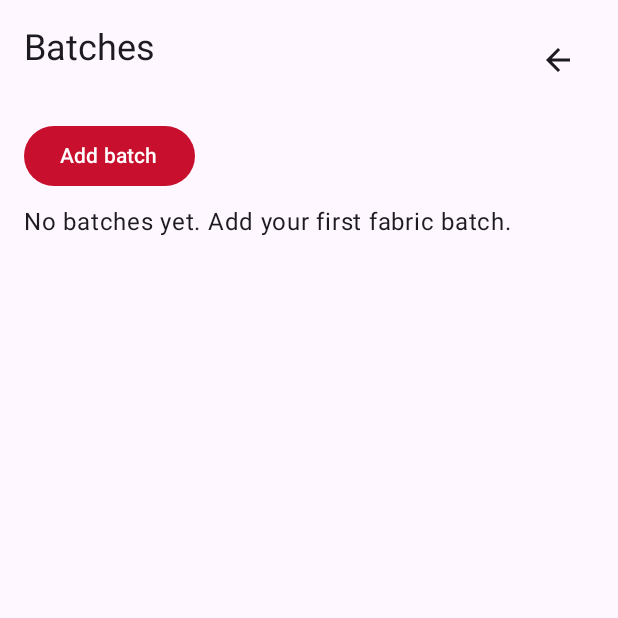
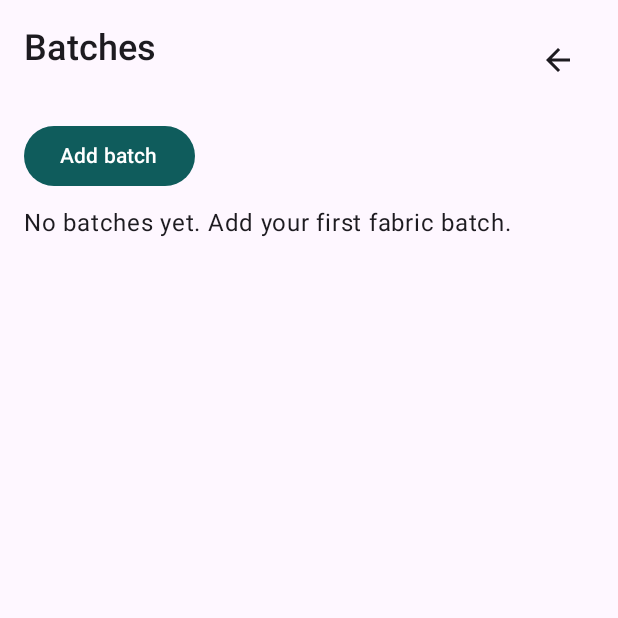
Before and after one commit to Mamm00/Fabrics-Raw, an Android app built with Jetpack Compose: the screen it shows after launch (MainActivity), after a tap on "Batches", on a phone screen of 412 x 824 dp, the top half of it. Run offline under Robolectric (Android 15) with nearby library versions, the phone set to English and light mode, and no system bars; our stand-ins replace Navigation 3, Room's generated code.

Commit message:
feat(ui): v2 design tokens — teal/indigo palette, tabular type, dark theme, semantic colours

```diff
--- /dev/null
+++ b/app/src/main/java/com/alazhartex/costing/ui/theme/Color.kt
@@ -0,0 +1,67 @@
+package com.alazhartex.costing.ui.theme
+
+import androidx.compose.material3.darkColorScheme
+import androidx.compose.material3.lightColorScheme
+import androidx.compose.ui.graphics.Color
+
+// Brand: industrial teal with slate/indigo support and warm neutral surfaces.
+val Teal = Color(0xFF0F5C5C)
+val TealLight = Color(0xFF3F8A88)
+val Indigo = Color(0xFF2F3E6E)
+val Amber = Color(0xFFB26B00)
+val Rose = Color(0xFFB3261E)
+val Green = Color(0xFF2E7D5B)
+val Cyan = Color(0xFF1B6FA8)
+
+val SurfaceWarm = Color(0xFFF7F6F3)
+val SurfaceWarmVariant = Color(0xFFEDEAE4)
+val Charcoal = Color(0xFF14171A)
+val CharcoalVariant = Color(0xFF20252A)
+
+val LightScheme = lightColorScheme(
+    primary = Teal,
+    onPrimary = Color.White,
+    primaryContainer = Color(0xFFC9E6E4),
+    onPrimaryContainer = Color(0xFF04302F),
+    secondary = Indigo,
+    onSecondary = Color.White,
+    secondaryContainer = Color(0xFFDDE2F3),
+    onSecondaryContainer = Color(0xFF12193A),
+    tertiary = Amber,
+    onTertiary = Color.White,
+    surface = SurfaceWarm,
+    onSurface = Color(0xFF1B1C1B),
+    surfaceVariant = SurfaceWarmVariant,
+    onSurfaceVariant = Color(0xFF444845),
+    surfaceContainerLow = Color(0xFFFBFAF7),
+    surfaceContainer = Color(0xFFF1EFEA),
+    surfaceContainerHigh = Color(0xFFE9E6E0),
+    outline = Color(0xFF767B76),
+    outlineVariant = Color(0xFFC6C9C2),
+    error = Rose,
+    onError = Color.White,
+)
+
+val DarkScheme = darkColorScheme(
+    primary = Color(0xFF7FD0CB),
+    onPrimary = Color(0xFF00302E),
+    primaryContainer = Color(0xFF0B4443),
+    onPrimaryContainer = Color(0xFFB9EDE9),
+    secondary = Color(0xFFB8C4EF),
+    onSecondary = Color(0xFF1B2547),
+    secondaryContainer = Color(0xFF2B3557),
+    onSecondaryContainer = Color(0xFFDDE2F3),
+    tertiary = Color(0xFFE9B44C),
+    onTertiary = Color(0xFF3F2C00),
+    surface = Charcoal,
+    onSurface = Color(0xFFE6E3DE),
+    surfaceVariant = CharcoalVariant,
+    onSurfaceVariant = Color(0xFFBFC4BE),
+    surfaceContainerLow = Color(0xFF171B1E),
+    surfaceContainer = Color(0xFF1C2124),
+    surfaceContainerHigh = Color(0xFF252B2F),
+    outline = Color(0xFF8A8F8A),
+    outlineVariant = Color(0xFF3F464B),
+    error = Color(0xFFFFB4AB),
+    onError = Color(0xFF690005),
+)
--- a/app/src/main/java/com/alazhartex/costing/ui/theme/Theme.kt
+++ b/app/src/main/java/com/alazhartex/costing/ui/theme/Theme.kt
@@ -2,30 +2,21 @@ package com.alazhartex.costing.ui.theme
 
 import androidx.compose.foundation.isSystemInDarkTheme
 import androidx.compose.material3.MaterialTheme
-import androidx.compose.material3.darkColorScheme
-import androidx.compose.material3.lightColorScheme
 import androidx.compose.runtime.Composable
-import androidx.compose.ui.graphics.Color
-
-private val LightColors = lightColorScheme(
-    primary = Color(0xFFC8102E),
-    secondary = Color(0xFF8FC1E3),
-    tertiary = Color(0xFF14304D),
-)
-
-private val DarkColors = darkColorScheme(
-    primary = Color(0xFFFF6B81),
-    secondary = Color(0xFF8FC1E3),
-    tertiary = Color(0xFF8FB8DE),
-)
+import androidx.compose.runtime.CompositionLocalProvider
 
 @Composable
 fun AzharTexCostingTheme(
     darkTheme: Boolean = isSystemInDarkTheme(),
     content: @Composable () -> Unit,
 ) {
-    MaterialTheme(
-        colorScheme = if (darkTheme) DarkColors else LightColors,
-        content = content,
-    )
+    CompositionLocalProvider(
+        LocalSemanticColors provides if (darkTheme) DarkSemantic else LightSemantic,
+    ) {
+        MaterialTheme(
+            colorScheme = if (darkTheme) DarkScheme else LightScheme,
+            typography = AzharTypography,
+            content = content,
+        )
+    }
 }
--- /dev/null
+++ b/app/src/main/java/com/alazhartex/costing/ui/theme/Type.kt
@@ -0,0 +1,48 @@
+package com.alazhartex.costing.ui.theme
+
+import androidx.compose.material3.Typography
+import androidx.compose.ui.graphics.Color
+import androidx.compose.ui.text.TextStyle
+import androidx.compose.ui.text.font.FontWeight
+import androidx.compose.ui.unit.sp
+import androidx.compose.runtime.staticCompositionLocalOf
+
+/** Tabular figures keep columns of numbers aligned across rows. */
+val TextStyle.tabular: TextStyle get() = copy(fontFeatureSettings = "tnum")
+
+val AzharTypography = Typography().let { base ->
+    base.copy(
+        headlineMedium = base.headlineMedium.copy(fontWeight = FontWeight.SemiBold, fontSize = 30.sp),
+        headlineSmall = base.headlineSmall.copy(fontWeight = FontWeight.SemiBold, fontSize = 24.sp),
+        titleLarge = base.titleLarge.copy(fontWeight = FontWeight.SemiBold),
+        titleMedium = base.titleMedium.copy(fontWeight = FontWeight.Medium, fontFeatureSettings = "tnum"),
+        bodyLarge = base.bodyLarge.copy(lineHeight = 26.sp),
+        bodyMedium = base.bodyMedium.copy(lineHeight = 22.sp),
+        labelLarge = base.labelLarge.copy(fontWeight = FontWeight.Medium),
+        labelMedium = base.labelMedium.copy(fontFeatureSettings = "tnum"),
+    )
+}
+
+/** Semantic colours beyond the M3 roles, always paired with icon + text. */
+data class SemanticColors(
+    val success: Color,
+    val warning: Color,
+    val info: Color,
+    val neutral: Color,
+)
+
+val LightSemantic = SemanticColors(
+    success = Color(0xFF2E7D5B),
+    warning = Color(0xFFB26B00),
+    info = Color(0xFF1B6FA8),
+    neutral = Color(0xFF6E7370),
+)
+
+val DarkSemantic = SemanticColors(
+    success = Color(0xFF7FD0A5),
+    warning = Color(0xFFE9B44C),
+    info = Color(0xFF8CC8F0),
+    neutral = Color(0xFFA5AAA5),
+)
+
+val LocalSemanticColors = staticCompositionLocalOf { LightSemantic }
```
